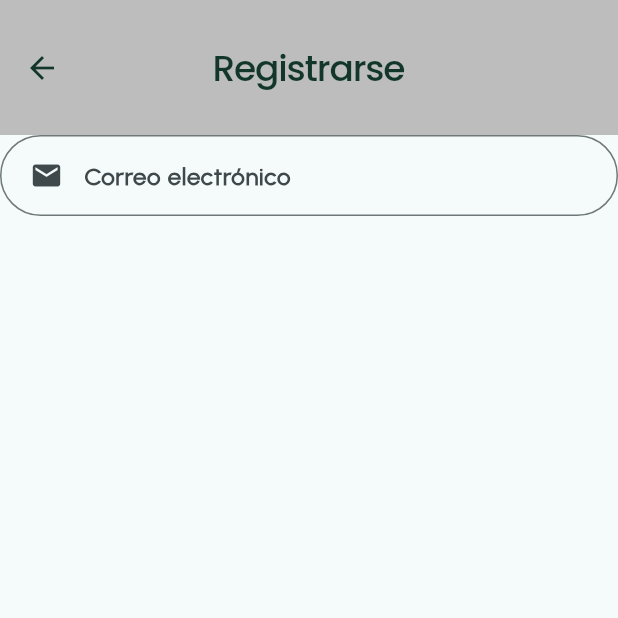
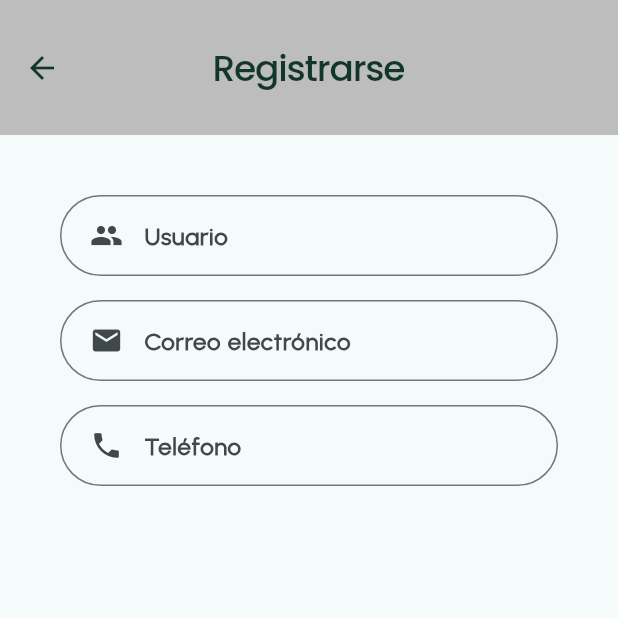
Before and after one commit to spricew/Keidot-Project, a Flutter app: the screen it shows after launch, on a phone screen of 412 x 824 dp, the top half of it. Run offline on Flutter 3.47's test engine with Material 3 defaults, Android fonts, the phone set to English and light mode, and no system bars.

Commit message:
register inputs v1

```diff
--- a/lib/presentation/screens/register_screen.dart
+++ b/lib/presentation/screens/register_screen.dart
@@ -22,14 +22,30 @@ class RegisterScreen extends StatelessWidget {
         },
       ),
       body: Center(
+          child: Padding(
+        padding: const EdgeInsets.all(40.0),
         child: Column(
           children: [
+            CustomInput(
+              labelText: 'Usuario',
+              prefixIcon: Icons.people,
+              controller: emailController,
+            ),
+            const SizedBox(height: 16),
             CustomInput(
               labelText: 'Correo electrónico',
               prefixIcon: Icons.email,
               controller: emailController,
             ),
+            const SizedBox(height: 16),
+            CustomInput(
+              labelText: 'Teléfono',
+              prefixIcon: Icons.phone,
+              controller: emailController,
+            ),
+            const SizedBox(height: 16),
           ],
+        ),
       )),
     );
   }
```
Lines whose indentation alone changed are shown as unchanged.
